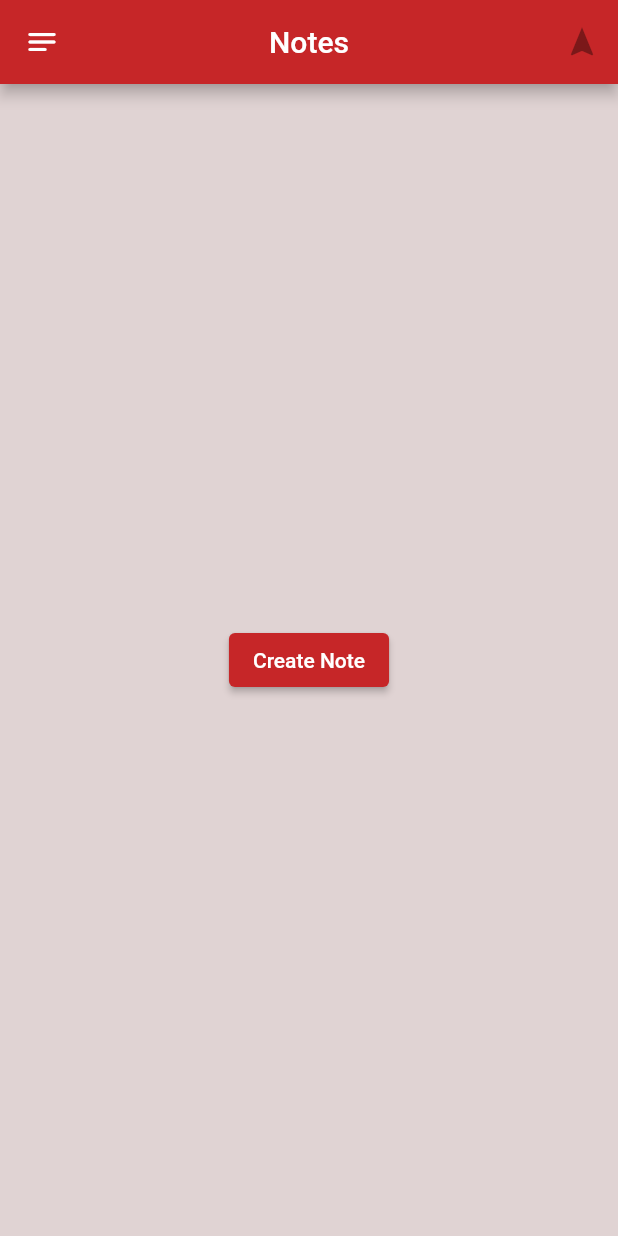
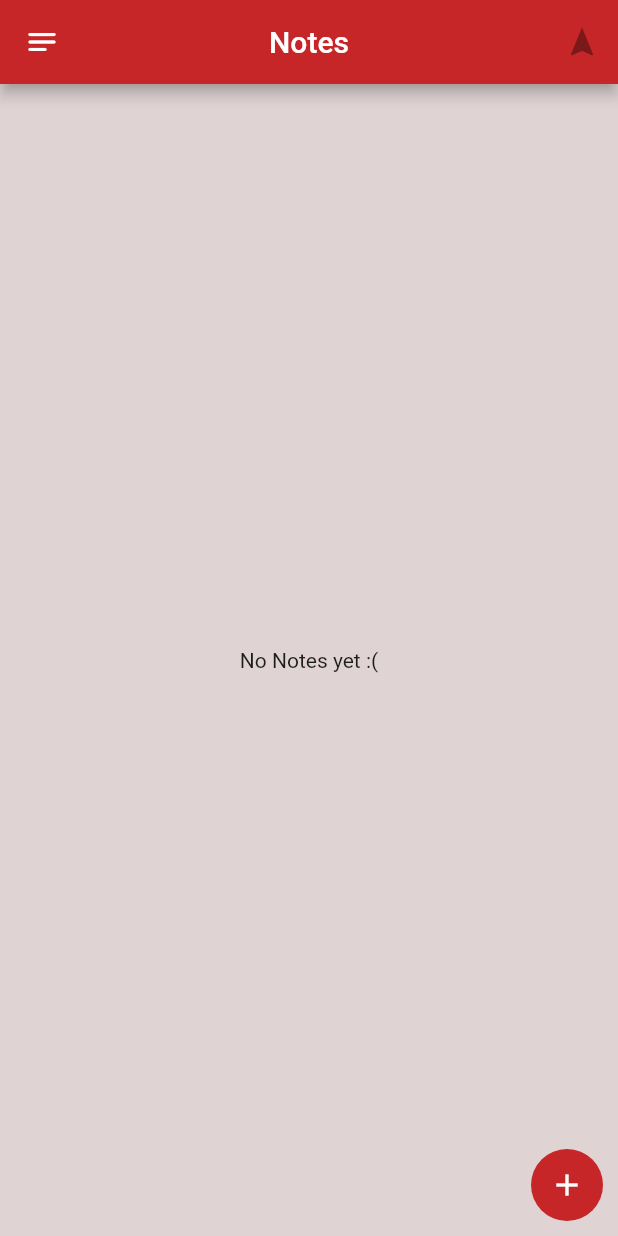
Before and after one commit to justjo3l/swiss-army-pocket-app, a Flutter app: the NotesScreen screen opened directly, on a phone screen of 412 x 824 dp. Run offline on Flutter 3.47's test engine with Material 2 defaults, Android fonts, the phone set to English and light mode, and no system bars; our stand-ins replace hive, hive_flutter, simple_animations; accounts and stored records are empty.

Commit message:
Add Fixed Create Note Button to Notes Page
Added Fixed Create Note Button to Notes Page which raises a Dialog with a Form to accept Note Title and Note Description.

```diff
--- a/lib/note_tile.dart
+++ b/lib/note_tile.dart
@@ -3,7 +3,7 @@
 import 'package:flutter/material.dart';
 
 import './main.dart';
-import 'pages/note_page.dart';
+import './pages/note_page.dart';
 
 import './data/note.dart';
 
--- a/lib/pages/notes.dart
+++ b/lib/pages/notes.dart
@@ -16,6 +16,8 @@ import 'package:hive/hive.dart';
 import 'package:hive_flutter/hive_flutter.dart';
 
 import '../data/boxes.dart';
+
+import './../note_form.dart';
 
 class NotesScreen extends StatefulWidget {
   const NotesScreen({Key? key}) : super(key: key);
@@ -47,6 +49,19 @@ class _NotesScreenState extends State<NotesScreen> {
     box.add(note);
   }
 
+  Future deleteNote(int index) async {
+    final box = Boxes.getNotes();
+    box.delete(index);
+  }
+
+  Future showNoteDialog() async {
+    print('This ran!');
+    return AlertDialog(
+      title: Text('Create a new Note'),
+      content: NoteForm(),
+    );
+  }
+
   @override
   Widget build(BuildContext context) {
     return Scaffold(
@@ -56,22 +71,42 @@ class _NotesScreenState extends State<NotesScreen> {
       ),
       body: FadeAnimation(
         delay: 2,
-        child: Center(
+        child: Stack(
+          children: [
+            Center(
               child: ValueListenableBuilder(
                   valueListenable: Boxes.getNotes().listenable(),
                   builder: (context, Box box, _) {
                     final notesList = box.values.toList().cast<Note>();
                     return ConstrainedBox(
-                  child: (notesList.isNotEmpty || notesListFlag)
-                      ? NotesListView()
-                      : ElevatedButton(
-                          onPressed: () {
-                            addNote(0, 'First Note', 'First Random Description', Colors.blue.toString());
-                          },
-                          child: Text('Create Note')),
+                      child: (notesList.isNotEmpty || notesListFlag) ? NotesListView() : Text('No Notes yet :('),
                       constraints: BoxConstraints(maxHeight: MediaQuery.of(context).size.height * 0.40),
                     );
                   }),
+            ),
+            Align(
+              child: Container(
+                child: Ink(
+                  child: IconButton(
+                    onPressed: () => showDialog<String>(
+                      context: context,
+                      builder: (BuildContext context) => AlertDialog(
+                        title: Text('Create a new Note'),
+                        content: NoteForm(),
+                      ),
+                    ),
+                    icon: Icon(
+                      Icons.add,
+                      color: Colors.white,
+                    ),
+                  ),
+                  decoration: ShapeDecoration(shape: CircleBorder(), color: Theme.of(context).primaryColor),
+                ),
+                padding: EdgeInsets.all(10),
+              ),
+              alignment: Alignment.bottomRight,
+            ),
+          ],
         ),
         direction: 'down',
       ),
```
Also changed, not shown: lib/note_form.dart (added, +76 -0 lines), lib/note_alert_dialog.dart (added). Lines whose indentation alone changed are shown as unchanged.
